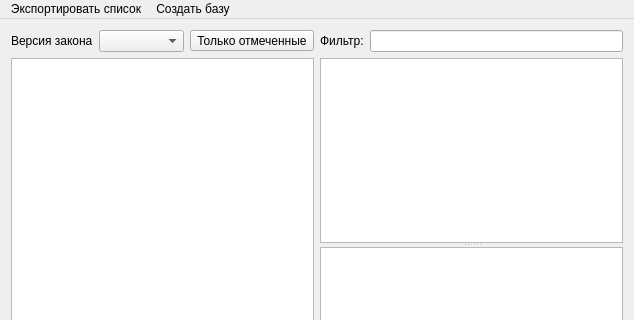
Old version of the form qokved/qokvedmainwindow.ui in the repository kostin1221/okved; both pictures show x 0 to 634 and y 0 to 320 of the 634 by 464 pixel window.
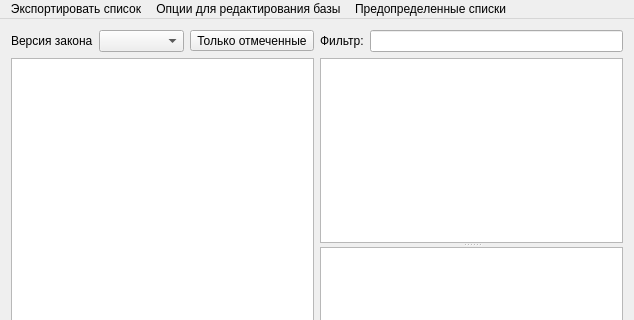
New version of the form.

```diff
--- a/qokved/qokvedmainwindow.ui
+++ b/qokved/qokvedmainwindow.ui
@@ -154,7 +154,7 @@
      <x>0</x>
      <y>0</y>
      <width>634</width>
-     <height>26</height>
+     <height>20</height>
     </rect>
    </property>
    <widget class="QMenu" name="menu">
@@ -167,12 +167,20 @@
    </widget>
    <widget class="QMenu" name="menu_2">
     <property name="title">
-     <string>Создать базу</string>
+     <string>Опции для редактирования базы</string>
     </property>
     <addaction name="action_create_db_from_txt"/>
+    <addaction name="action_create_base_list"/>
+    <addaction name="action_block_bd_edit"/>
+   </widget>
+   <widget class="QMenu" name="menu_3">
+    <property name="title">
+     <string>Предопределенные списки</string>
+    </property>
    </widget>
    <addaction name="menu"/>
    <addaction name="menu_2"/>
+   <addaction name="menu_3"/>
   </widget>
   <widget class="QStatusBar" name="statusBar"/>
   <action name="action_table">
```
Left out of the diff: 52 changed lines with no effect on the pictures.
